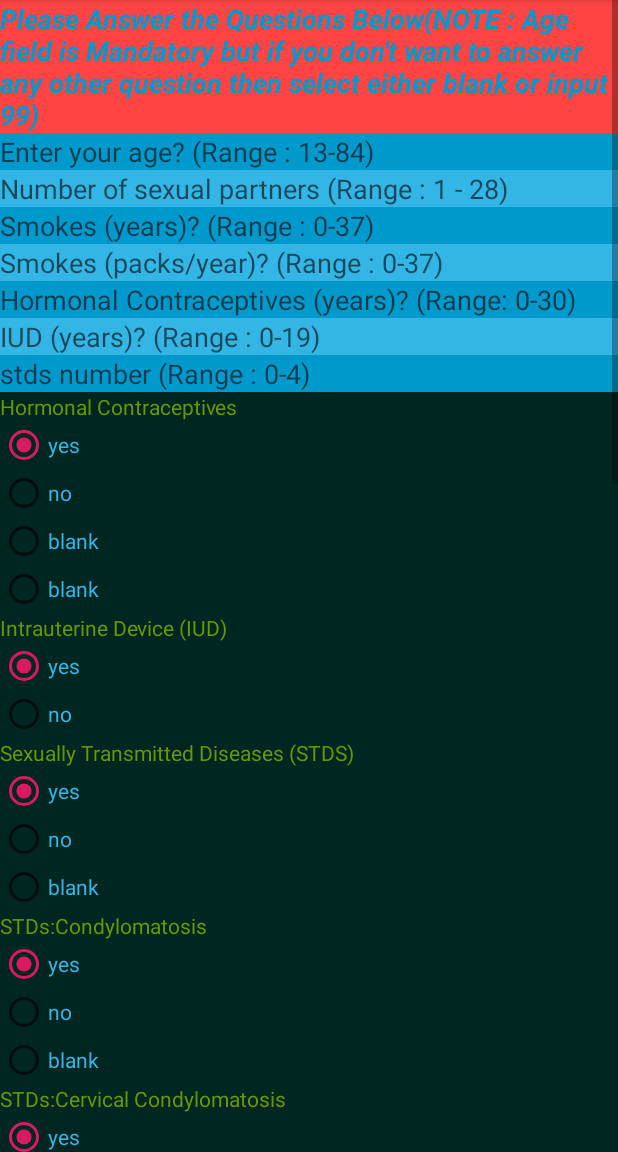
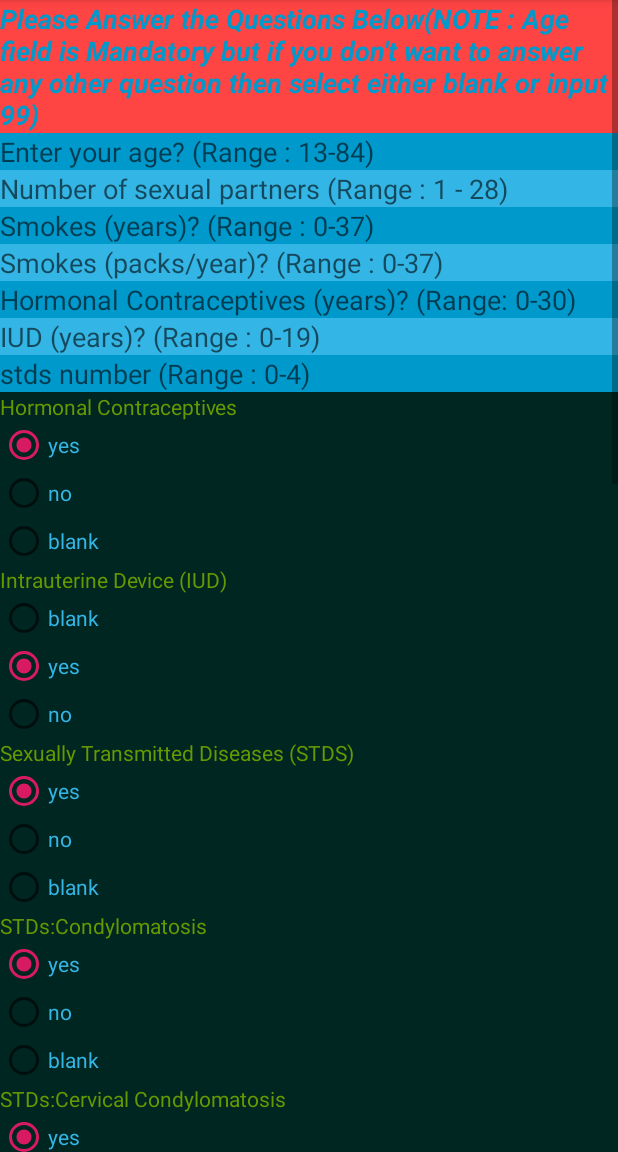
Before and after one commit to mobassir94/Cancer-Predictor-Android-App-, an Android app: the cervicalcancer screen opened directly, with no data from a screen before it, on a phone screen of 412 x 824 dp, the part 84-1236 px from its top. Run offline under Robolectric (Android 15) with nearby library versions, the phone set to English and light mode, and no system bars; libraries missing offline, so code that uses them is left out: weka.classifiers, weka.core.

Commit message:
Update activity_cervical.xml

```diff
--- a/app/src/main/res/layout/activity_cervical.xml
+++ b/app/src/main/res/layout/activity_cervical.xml
@@ -12,7 +12,7 @@ tools:context=".cervicalcancer">
     <LinearLayout
         android:layout_width="match_parent"
         android:layout_height="wrap_content"
-        android:background="@color/common_google_signin_btn_text_light_default"
+        android:background="#90000000"
 
         android:orientation="vertical"
         tools:context=".MainActivity">
@@ -135,6 +135,14 @@ tools:context=".cervicalcancer">
             android:layout_width="wrap_content"
             android:layout_height="wrap_content">
 
+            <TextView
+                android:layout_width="wrap_content"
+                android:layout_height="wrap_content"
+                android:text="Intrauterine Device (IUD)"
+
+                android:textColor="@android:color/holo_green_dark" />
+
+
             <RadioButton
                 android:id="@+id/iudwhat"
                 android:layout_width="wrap_content"
@@ -142,12 +150,6 @@ tools:context=".cervicalcancer">
                 android:text="blank"
                 android:textColor="@android:color/holo_blue_light" />
 
-            <TextView
-                android:layout_width="wrap_content"
-                android:layout_height="wrap_content"
-                android:text="Intrauterine Device (IUD)"
-
-                android:textColor="@android:color/holo_green_dark" />
 
             <RadioButton
                 android:id="@+id/iud"
```
